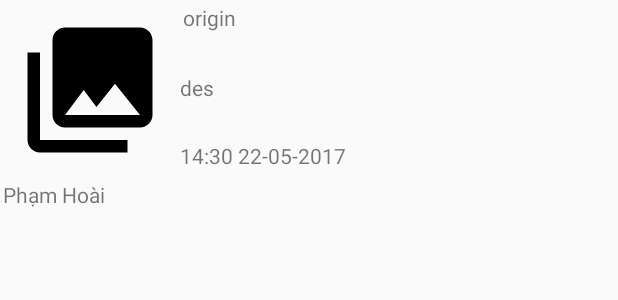
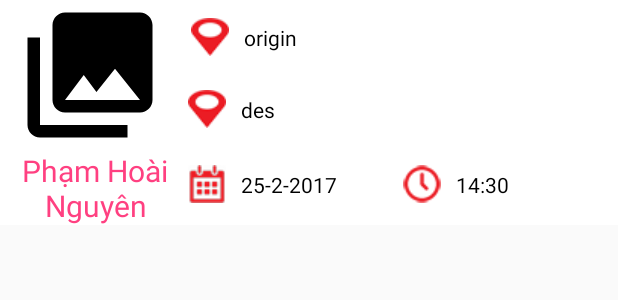
Before and after one commit to phamhoainguyen/CarPooling2, an Android app: the layout record_item.xml on its own in the app's theme, with its tools: preview values and no code run, on a phone screen of 412 x 824 dp. Shown: the top 300 px of the screen. Run offline under Robolectric (Android 15) with nearby library versions, the phone set to English and light mode, and no system bars.

Commit message:
-Giao diện

```diff
--- a/app/src/main/java/com/example/admin/carpooling2/RecordAdapter.java
+++ b/app/src/main/java/com/example/admin/carpooling2/RecordAdapter.java
@@ -55,7 +55,8 @@ public class RecordAdapter extends RecyclerView.Adapter<RecordAdapter.RecordView
         holder.txtDestination.setText(record.destination);
         holder.txtOrigin.setText(record.origin);
         holder.txtName.setText(record.name);
-        holder.txtTimeStart.setText(record.date + "  " + record.time);
+        holder.txtDate.setText(record.date);
+        holder.txtTimeStart.setText(record.time);
         if(record.urlProfile != null)
         {
             Glide.with(context).load(record.urlProfile)
@@ -87,6 +88,7 @@ public class RecordAdapter extends RecyclerView.Adapter<RecordAdapter.RecordView
         private TextView txtDestination;
         private TextView txtTimeStart;
        private ImageView imgProfile;
+        private TextView txtDate;
 
 
         public RecordViewHolder(View v)
@@ -97,6 +99,7 @@ public class RecordAdapter extends RecyclerView.Adapter<RecordAdapter.RecordView
             txtDestination =(TextView) v.findViewById(R.id.textViewDestination);
             txtTimeStart = (TextView) v.findViewById(R.id.textViewTimeStart);
             imgProfile = (ImageView) v.findViewById(R.id.imgProfile);
+            txtDate = (TextView) v.findViewById(R.id.txtDate);
 
             // Set su kien click cho itemView
             itemView.setOnClickListener(this);
--- a/app/src/main/res/drawable/drawable_spinner.xml
+++ b/app/src/main/res/drawable/drawable_spinner.xml
@@ -2,9 +2,9 @@
 <selector xmlns:android="http://schemas.android.com/apk/res/android">
     <item><layer-list>
         <item><shape>
-            <gradient android:angle="90" android:endColor="@color/yellow" android:startColor="@color/yellow" android:type="linear" />
+            <gradient android:angle="90" android:endColor="@android:color/transparent" android:startColor="@android:color/transparent" android:type="linear" />
 
-            <stroke android:width="1dp" android:color="@color/colorPrimary" />
+            <stroke android:width="1dp" android:color="@color/black" />
 
             <corners android:radius="4dp" />
 
--- a/app/src/main/res/layout/activity_main.xml
+++ b/app/src/main/res/layout/activity_main.xml
@@ -8,8 +8,9 @@
     android:fitsSystemWindows="true"
     tools:openDrawer="start"
     android:background="@color/yellow"
+
     >
-
+    <!-- android:background="@color/yellow"-->
     <include
         layout="@layout/app_bar_main"
         android:layout_width="match_parent"
--- a/app/src/main/res/layout/history_swift_item.xml
+++ b/app/src/main/res/layout/history_swift_item.xml
@@ -5,6 +5,7 @@
     android:id="@+id/swift"
     android:layout_width="match_parent"
     android:layout_height="wrap_content"
+    android:background="@android:color/white"
     android:orientation="vertical">
     <!--Bottom View For Right to Left-->
     <LinearLayout
--- a/app/src/main/res/layout/profile.xml
+++ b/app/src/main/res/layout/profile.xml
@@ -5,6 +5,7 @@
     android:layout_height="match_parent"
     android:orientation="vertical"
     android:focusableInTouchMode="true"
+
     >
 
     <FrameLayout
--- a/app/src/main/res/layout/record_item.xml
+++ b/app/src/main/res/layout/record_item.xml
@@ -4,6 +4,7 @@
     xmlns:tools="http://schemas.android.com/tools"
     android:layout_width="match_parent"
     android:layout_height="wrap_content"
+    android:background="@android:color/white"
     android:orientation="horizontal">
 
     <LinearLayout
@@ -15,7 +16,8 @@
             android:id="@+id/imgProfile"
             android:layout_width="100dp"
             android:layout_height="100dp"
-            android:layout_margin="10dp"
+            android:layout_marginLeft="10dp"
+            android:layout_marginRight="15dp"
             app:srcCompat="@drawable/ic_menu_gallery"
             tools:layout_editor_absoluteX="0dp"
             tools:layout_editor_absoluteY="0dp" />
@@ -23,10 +25,13 @@
         <TextView
             android:id="@+id/textViewName"
             android:layout_width="match_parent"
-            android:layout_height="wrap_content"
+            android:layout_height="50dp"
             android:layout_marginLeft="2dp"
             android:layout_marginTop="0dp"
+            android:gravity="center_horizontal"
             android:text="Phạm Hoài Nguyên"
+            android:textColor="@color/colorAccent"
+            android:textSize="20dp"
             app:layout_constraintLeft_toLeftOf="parent"
             app:layout_constraintTop_toBottomOf="@+id/imgProfile" />
     </LinearLayout>
@@ -45,6 +50,10 @@
             android:layout_marginLeft="2dp"
             android:layout_marginTop="2dp"
             android:text="origin"
+            android:gravity="fill_vertical"
+            android:textColor="@color/black"
+            android:drawablePadding="10dp"
+            android:drawableLeft="@drawable/ic_marker_red"
             app:layout_constraintLeft_toRightOf="@+id/imgProfile"
             app:layout_constraintTop_toTopOf="parent"
             android:layout_weight="1"
@@ -55,21 +64,45 @@
             android:layout_width="match_parent"
             android:layout_height="17dp"
             android:layout_marginTop="2dp"
+            android:layout_weight="1"
+            android:drawableLeft="@drawable/ic_marker_red"
+            android:gravity="fill_vertical"
             android:text="des"
+            android:drawablePadding="10dp"
+            android:textColor="@color/black"
             app:layout_constraintTop_toTopOf="parent"
-            tools:layout_editor_absoluteX="239dp"
+            tools:layout_editor_absoluteX="239dp" />
+
+        <LinearLayout
+            android:layout_width="match_parent"
+            android:layout_height="wrap_content"
             android:layout_weight="1"
-            />
+            android:orientation="horizontal">
 
-        <TextView
-            android:id="@+id/textViewTimeStart"
-            android:layout_width="match_parent"
-            android:layout_height="17dp"
-            android:text="14:30 22-05-2017"
-            tools:layout_editor_absoluteX="136dp"
-            tools:layout_editor_absoluteY="40dp"
-            android:layout_weight="1"
-            />
+            <TextView
+                android:id="@+id/txtDate"
+                android:layout_width="match_parent"
+                android:layout_height="match_parent"
+                android:layout_weight="1"
+                android:drawablePadding="10dp"
+                android:drawableLeft="@drawable/ic_calendar"
+                android:gravity="fill_vertical"
+                android:textColor="@color/black"
+                android:text="25-2-2017" />
+
+            <TextView
+                android:id="@+id/textViewTimeStart"
+                android:layout_width="match_parent"
+                android:layout_height="match_parent"
+                android:layout_weight="1"
+                android:gravity="fill_vertical"
+                android:text="14:30"
+                android:drawablePadding="10dp"
+                android:drawableLeft="@drawable/ic_time"
+                android:textColor="@color/black"
+                tools:layout_editor_absoluteX="136dp"
+                tools:layout_editor_absoluteY="40dp" />
+        </LinearLayout>
 
     </LinearLayout>
 
--- a/app/src/main/res/values/colors.xml
+++ b/app/src/main/res/values/colors.xml
@@ -1,6 +1,6 @@
 <?xml version="1.0" encoding="utf-8"?>
 <resources>
-    <color name="colorPrimary">#000000</color>
+    <color name="colorPrimary">#ffbf03</color>
     <color name="colorPrimaryDark">#303F9F</color>
     <color name="colorAccent">#ff4081</color>
     <color name="black">#000000</color>
```
Also changed, not shown: app/src/main/res/drawable/border_content.xml (added, +13 -0 lines), app/src/main/res/drawable/button_edit.xml (added, +13 -0 lines), app/src/main/res/drawable/button_save.xml (added, +13 -0 lines), app/src/main/res/layout/map.xml (+29 -22 lines), app/src/main/res/layout/post.xml (+15 -14 lines), app/src/main/res/layout/record_detail.xml (+10 -2 lines), app/src/main/res/layout/search.xml (+12 -13 lines).
